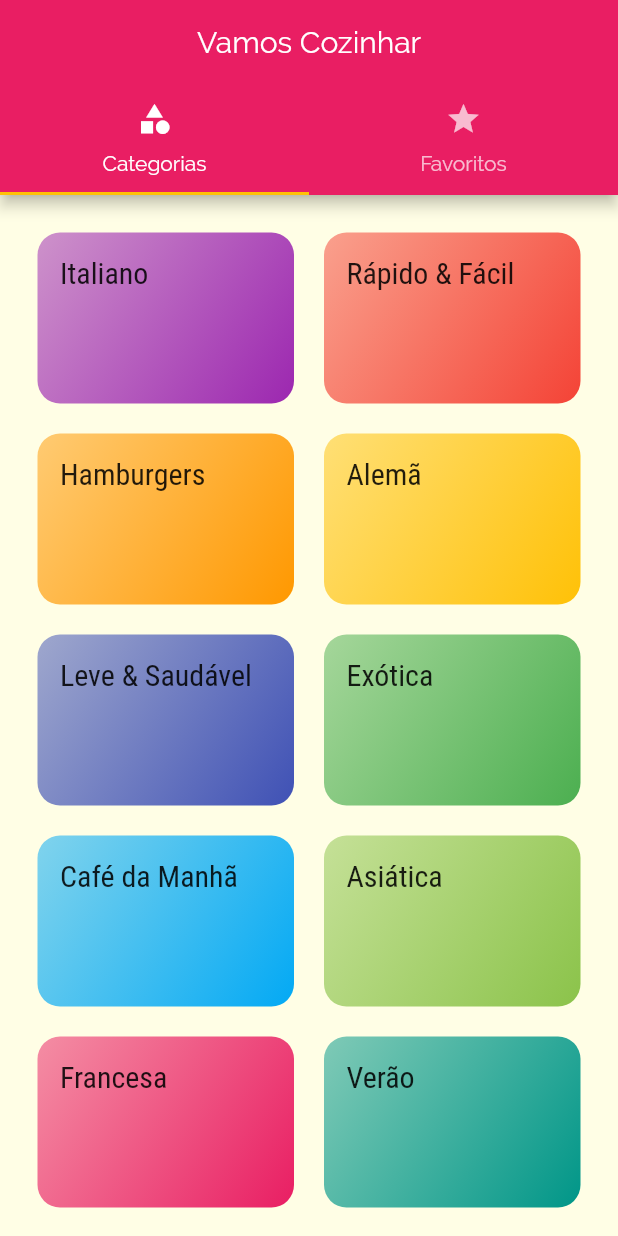
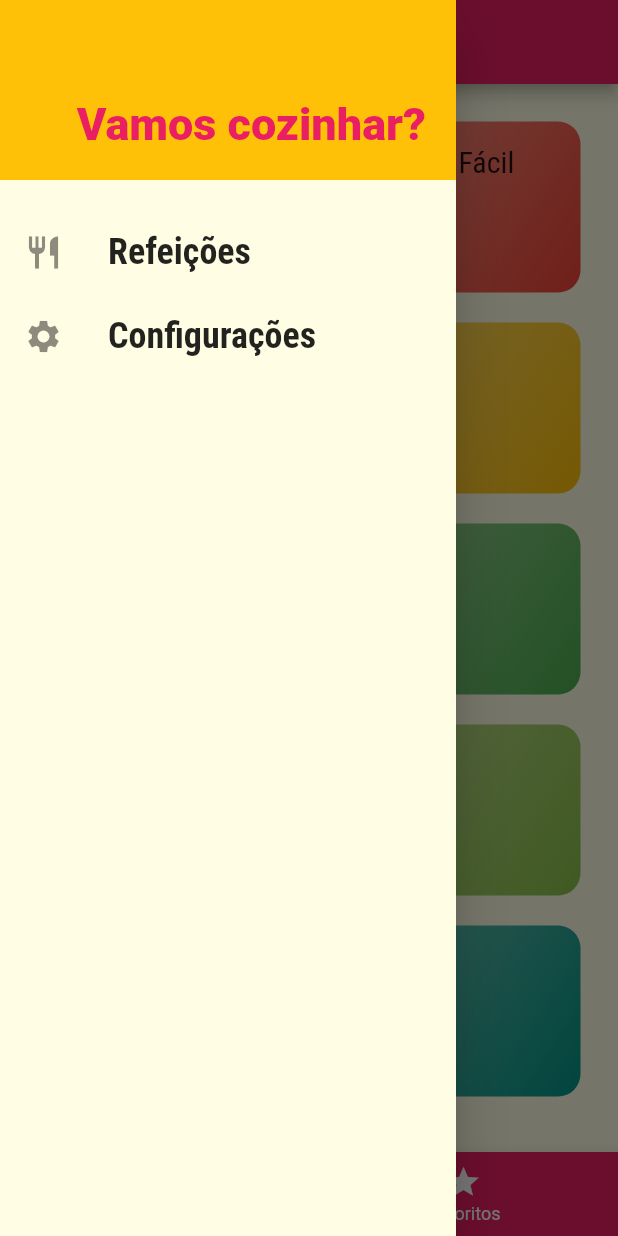
Before and after one commit to ranielison/Codd3r-Flutter-Meals, a Flutter app: the screen it shows after launch, with the side drawer open (before the commit the screen has no drawer), on a phone screen of 412 x 824 dp. Run offline on Flutter 3.47's test engine with Material 2 defaults, Android fonts, the phone set to English and light mode, and no system bars.

Commit message:
Adicionando drawer personalizado

```diff
--- a/lib/components/category_item.dart
+++ b/lib/components/category_item.dart
@@ -1,6 +1,5 @@
 import 'package:flutter/material.dart';
 import 'package:meals/models/category.dart';
-import 'package:meals/screens/categories_meals_screen.dart';
 import 'package:meals/utils/app_routes.dart';
 
 class CategoryItem extends StatelessWidget {
@@ -36,7 +35,7 @@ class CategoryItem extends StatelessWidget {
         ),
         child: Text(
           category.title,
-          style: Theme.of(context).textTheme.title,
+          style: Theme.of(context).textTheme.headline6,
         ),
       ),
     );
--- /dev/null
+++ b/lib/components/main_drawer.dart
@@ -0,0 +1,49 @@
+import 'package:flutter/material.dart';
+
+class MainDrawer extends StatelessWidget {
+  Widget _createItem(IconData icon, String label) {
+    return ListTile(
+      leading: Icon(
+        icon,
+        size: 26,
+      ),
+      title: Text(
+        label,
+        style: TextStyle(
+          fontFamily: 'RobotoCondensed',
+          fontSize: 24,
+          fontWeight: FontWeight.bold,
+        ),
+      ),
+      onTap: () {},
+    );
+  }
+
+  @override
+  Widget build(BuildContext context) {
+    return Drawer(
+      child: Column(
+        children: <Widget>[
+          Container(
+            height: 120,
+            width: double.infinity,
+            padding: const EdgeInsets.all(20),
+            color: Theme.of(context).accentColor,
+            alignment: Alignment.bottomRight,
+            child: Text(
+              'Vamos cozinhar?',
+              style: TextStyle(
+                color: Theme.of(context).primaryColor,
+                fontSize: 30,
+                fontWeight: FontWeight.w900,
+              ),
+            ),
+          ),
+          SizedBox(height: 20),
+          _createItem(Icons.restaurant, 'Refeições'),
+          _createItem(Icons.settings, 'Configurações'),
+        ],
+      ),
+    );
+  }
+}
--- a/lib/screens/tabs_screen.dart
+++ b/lib/screens/tabs_screen.dart
@@ -1,37 +1,59 @@
 import 'package:flutter/material.dart';
+import 'package:meals/components/main_drawer.dart';
 import 'package:meals/screens/categorys_screen.dart';
 import 'package:meals/screens/favorite_screen.dart';
 
-class TabsScreen extends StatelessWidget {
+class TabsScreen extends StatefulWidget {
+  @override
+  _TabsScreenState createState() => _TabsScreenState();
+}
+
+class _TabsScreenState extends State<TabsScreen> {
+  int _selectedScreenIndex = 0;
+
+  final List<Map<String, Object>> _screens = [
+    {
+      'title': 'Lista de categorias',
+      'screen': CategorysScreen(),
+    },
+    {
+      'title': 'Meus favoritos',
+      'screen': FavoriteScreen(),
+    },
+  ];
+
+  _selectScreen(int index) {
+    setState(() {
+      _selectedScreenIndex = index;
+    });
+  }
+
   @override
   Widget build(BuildContext context) {
     return DefaultTabController(
       length: 2,
       child: Scaffold(
         appBar: AppBar(
-          title: Text('Vamos Cozinhar'),
+          title: Text(_screens[_selectedScreenIndex]['title']),
           centerTitle: true,
-          bottom: TabBar(
-            tabs: [
-              Tab(
-                icon: Icon(
-                  Icons.category,
-                ),
-                text: 'Categorias',
-              ),
-              Tab(
-                icon: Icon(
-                  Icons.star,
-                ),
-                text: 'Favoritos',
-              ),
-            ],
-          ),
         ),
-        body: TabBarView(
-          children: [
-            CategorysScreen(),
-            FavoriteScreen(),
+        drawer: MainDrawer(),
+        body: _screens[_selectedScreenIndex]['screen'],
+        bottomNavigationBar: BottomNavigationBar(
+          backgroundColor: Theme.of(context).primaryColor,
+          unselectedItemColor: Colors.white,
+          selectedItemColor: Theme.of(context).accentColor,
+          currentIndex: _selectedScreenIndex,
+          onTap: _selectScreen,
+          items: [
+            BottomNavigationBarItem(
+              icon: Icon(Icons.category),
+              title: Text('Categorias'),
+            ),
+            BottomNavigationBarItem(
+              icon: Icon(Icons.star),
+              title: Text('Favoritos'),
+            ),
           ],
         ),
       ),
```
